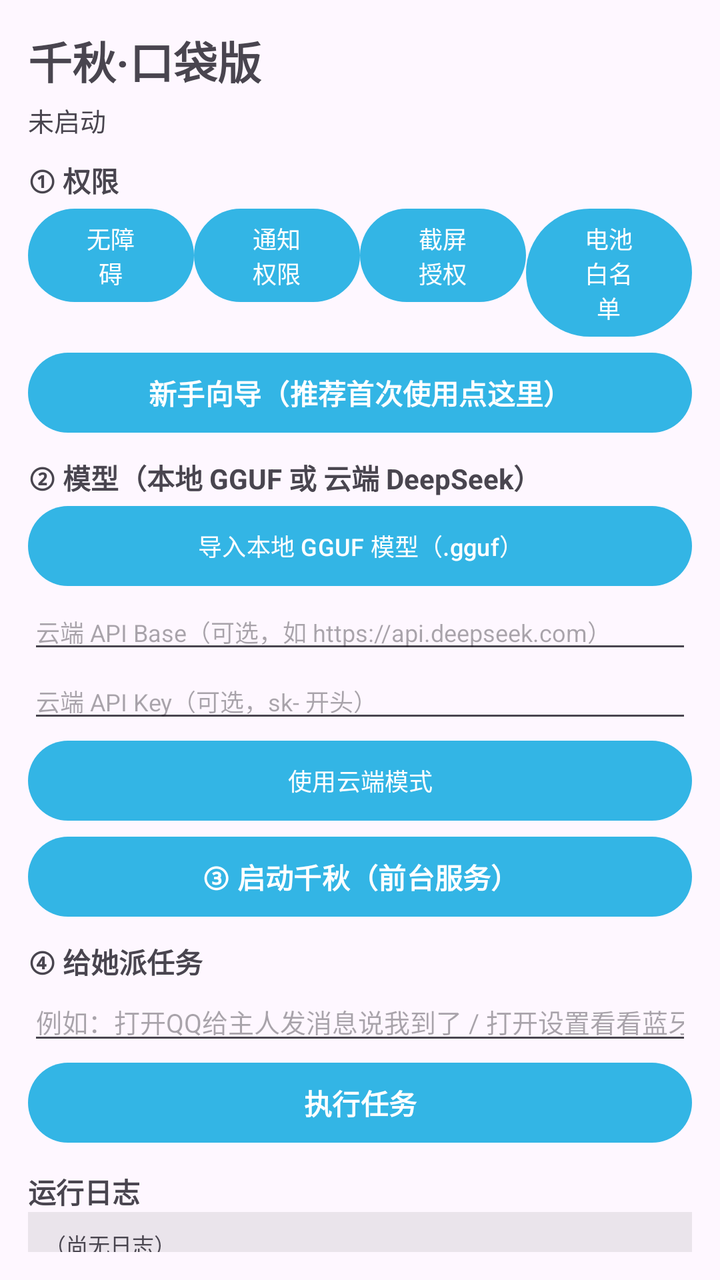
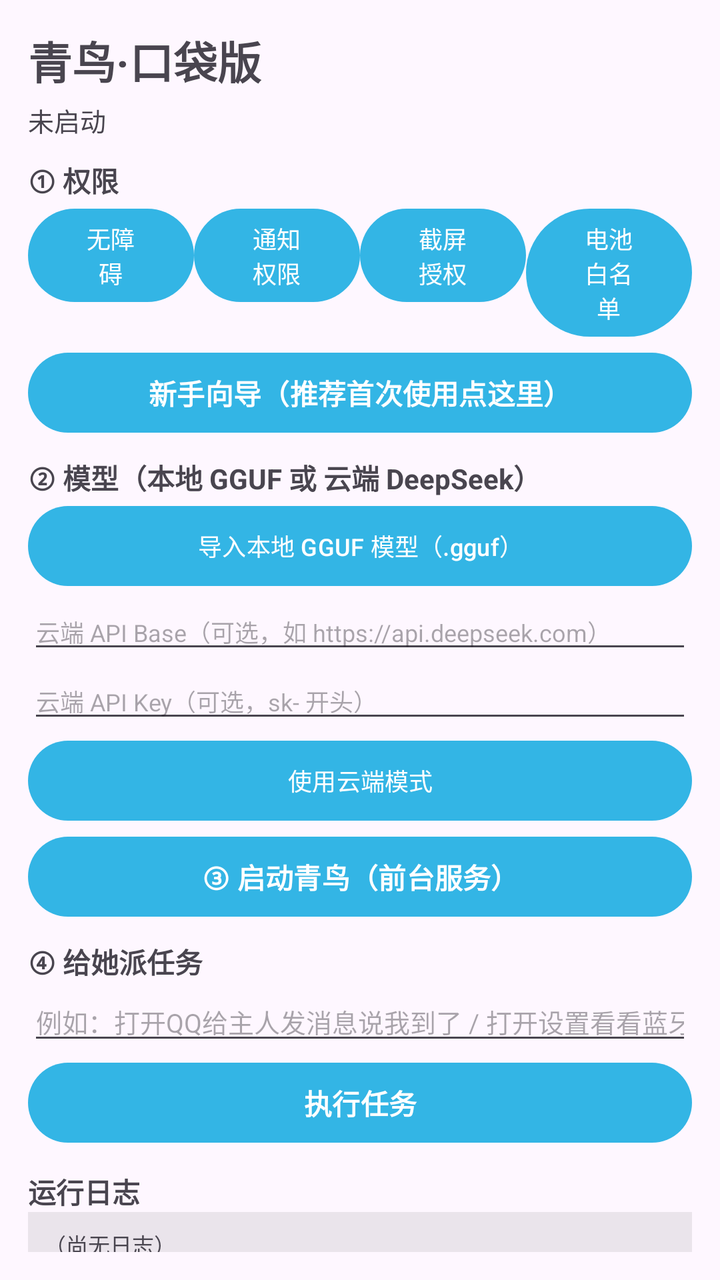

Before-and-after screenshots of an Android layout around one commit, followed by the original layout XML and the change that was made.
<!-- AndroidManifest.xml: application theme Theme.BloomPocket -->
<!-- res/layout/activity_main.xml -->
<?xml version="1.0" encoding="utf-8"?>
<ScrollView xmlns:android="http://schemas.android.com/apk/res/android"
    android:layout_width="match_parent"
    android:layout_height="match_parent"
    android:padding="14dp">

    <LinearLayout
        android:layout_width="match_parent"
        android:layout_height="wrap_content"
        android:orientation="vertical">

        <TextView
            android:layout_width="match_parent"
            android:layout_height="wrap_content"
            android:text="千秋·口袋版"
            android:textSize="22sp"
            android:textStyle="bold"
            android:paddingBottom="4dp" />

        <TextView
            android:id="@+id/statusText"
            android:layout_width="match_parent"
            android:layout_height="wrap_content"
            android:text="未启动"
            android:textSize="13sp"
            android:paddingBottom="10dp" />

        <TextView
            android:layout_width="match_parent"
            android:layout_height="wrap_content"
            android:text="① 权限"
            android:textStyle="bold" />

        <LinearLayout
            android:layout_width="match_parent"
            android:layout_height="wrap_content"
            android:orientation="horizontal">

            <Button
                android:id="@+id/btnA11y"
                android:layout_width="0dp"
                android:layout_weight="1"
                android:layout_height="wrap_content"
                android:text="无障碍"
                android:textSize="12sp" />

            <Button
                android:id="@+id/btnNotif"
                android:layout_width="0dp"
                android:layout_weight="1"
                android:layout_height="wrap_content"
                android:text="通知权限"
                android:textSize="12sp" />

            <Button
                android:id="@+id/btnShot"
                android:layout_width="0dp"
                android:layout_weight="1"
                android:layout_height="wrap_content"
                android:text="截屏授权"
                android:textSize="12sp" />

            <Button
                android:id="@+id/btnBattery"
                android:layout_width="0dp"
                android:layout_weight="1"
                android:layout_height="wrap_content"
                android:text="电池白名单"
                android:textSize="12sp" />
        </LinearLayout>

        <Button
            android:id="@+id/btnWizard"
            android:layout_width="match_parent"
            android:layout_height="wrap_content"
            android:text="新手向导（推荐首次使用点这里）"
            android:textStyle="bold" />

        <TextView
            android:layout_width="match_parent"
            android:layout_height="wrap_content"
            android:text="② 模型（本地 GGUF 或 云端 DeepSeek）"
            android:textStyle="bold"
            android:paddingTop="8dp" />

        <Button
            android:id="@+id/btnImportModel"
            android:layout_width="match_parent"
            android:layout_height="wrap_content"
            android:text="导入本地 GGUF 模型（.gguf）"
            android:textSize="12sp" />

        <EditText
            android:id="@+id/edCloudBase"
            android:layout_width="match_parent"
            android:layout_height="wrap_content"
            android:hint="云端 API Base（可选，如 https://api.deepseek.com）"
            android:inputType="textUri"
            android:textSize="12sp" />

        <EditText
            android:id="@+id/edCloudKey"
            android:layout_width="match_parent"
            android:layout_height="wrap_content"
            android:hint="云端 API Key（可选，sk- 开头）"
            android:inputType="textPassword"
            android:textSize="12sp" />

        <Button
            android:id="@+id/btnCloud"
            android:layout_width="match_parent"
            android:layout_height="wrap_content"
            android:text="使用云端模式"
            android:textSize="12sp" />

        <Button
            android:id="@+id/btnStart"
            android:layout_width="match_parent"
            android:layout_height="wrap_content"
            android:text="③ 启动千秋（前台服务）"
            android:textStyle="bold" />

        <TextView
            android:layout_width="match_parent"
            android:layout_height="wrap_content"
            android:text="④ 给她派任务"
            android:textStyle="bold"
            android:paddingTop="8dp" />

        <EditText
            android:id="@+id/edTask"
            android:layout_width="match_parent"
            android:layout_height="wrap_content"
            android:hint="例如：打开QQ给主人发消息说我到了 / 打开设置看看蓝牙开了没"
            android:inputType="text"
            android:textSize="13sp" />

        <Button
            android:id="@+id/btnRun"
            android:layout_width="match_parent"
            android:layout_height="wrap_content"
            android:text="执行任务"
            android:textStyle="bold" />

        <TextView
            android:layout_width="match_parent"
            android:layout_height="wrap_content"
            android:text="运行日志"
            android:textStyle="bold"
            android:paddingTop="10dp" />

        <TextView
            android:id="@+id/logText"
            android:layout_width="match_parent"
            android:layout_height="wrap_content"
            android:textSize="11sp"
            android:fontFamily="monospace"
            android:text="（尚无日志）"
            android:background="#14000000"
            android:padding="8dp" />
    </LinearLayout>
</ScrollView>
<!-- resources referenced by this layout -->
<resources>
  <style name="Theme.BloomPocket" parent="Theme.Material3.DayNight.NoActionBar">
          <item name="colorPrimary">@android:color/holo_blue_light</item>
          <item name="android:statusBarColor">@android:color/transparent</item>
      </style>
</resources>

<!-- the commit's change to res/layout/activity_main.xml (unified diff, before → after) -->
@@ -12,7 +12,7 @@
         <TextView
             android:layout_width="match_parent"
             android:layout_height="wrap_content"
-            android:text="千秋·口袋版"
+            android:text="青鸟·口袋版"
             android:textSize="22sp"
             android:textStyle="bold"
             android:paddingBottom="4dp" />
@@ -117,7 +117,7 @@
             android:id="@+id/btnStart"
             android:layout_width="match_parent"
             android:layout_height="wrap_content"
-            android:text="③ 启动千秋（前台服务）"
+            android:text="③ 启动青鸟（前台服务）"
             android:textStyle="bold" />
 
         <TextView
